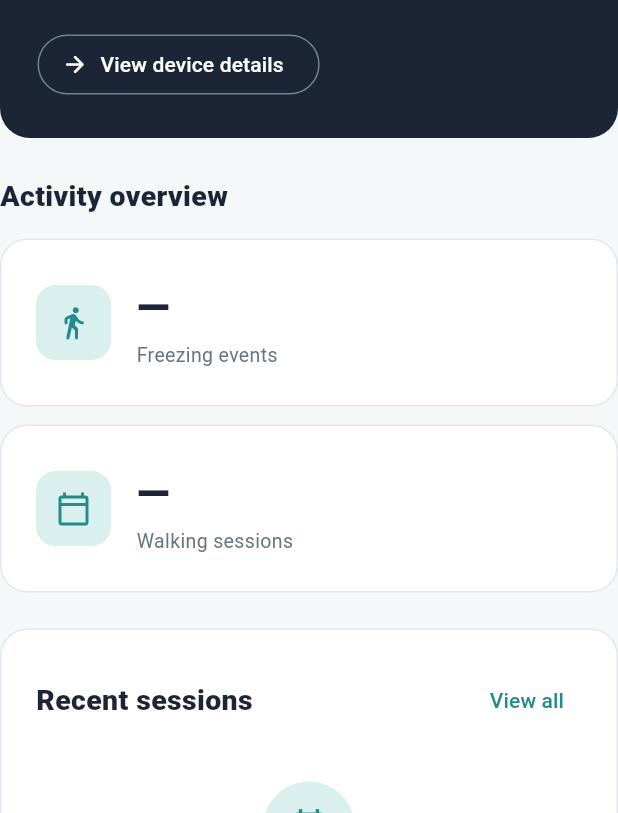
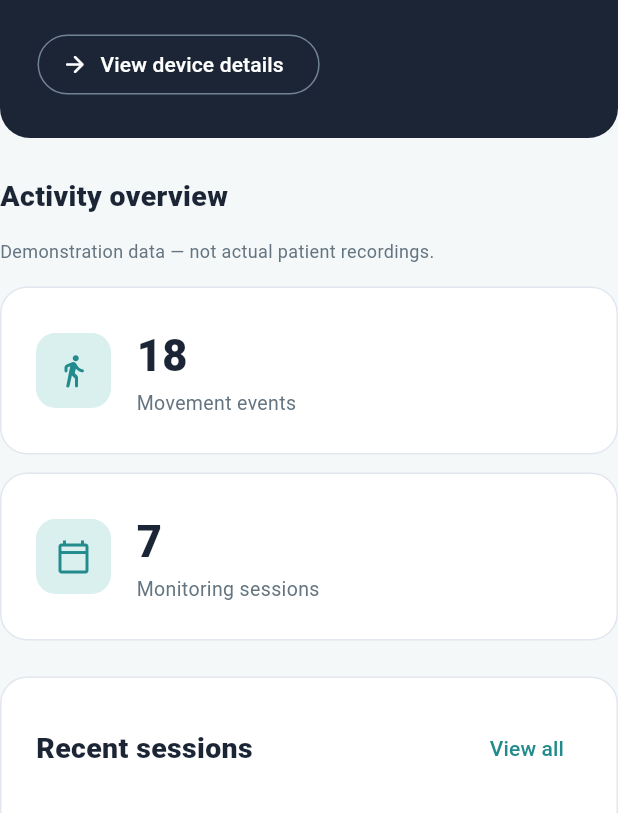
Before and after one commit to aaminaabatool18/Gaitsense, a Flutter app: the _OverviewPage widget shown alone on an empty page, opened directly with empty values, on a phone screen of 412 x 824 dp, the part 423-1236 px from its top. Run offline on Flutter 3.47's test engine with Material 3 defaults, Android fonts, the phone set to English and light mode, and no system bars; our stand-ins replace cloud_firestore, firebase_auth, firebase_core; accounts and stored records are empty.

Commit message:
Implement patient dashboard and session history

```diff
--- /dev/null
+++ b/software/lib/models/monitoring_session.dart
@@ -0,0 +1,32 @@
+
+class MonitoringSession {
+  final String id;
+  final DateTime startTime;
+  final DateTime endTime;
+  final int movementEventCount;
+  final bool isSimulated;
+
+  const MonitoringSession({
+    required this.id,
+    required this.startTime,
+    required this.endTime,
+    required this.movementEventCount,
+    required this.isSimulated,
+  });
+
+  Duration get duration {
+    return endTime.difference(startTime);
+  }
+
+  String get formattedDuration {
+    final hours = duration.inHours;
+    final minutes = duration.inMinutes.remainder(60);
+    final seconds = duration.inSeconds.remainder(60);
+
+    if (hours > 0) {
+      return '${hours}h ${minutes}m';
+    }
+
+    return '${minutes}m ${seconds}s';
+  }
+}
--- a/software/lib/screens/patient_home_screen.dart
+++ b/software/lib/screens/patient_home_screen.dart
@@ -1,5 +1,7 @@
 import 'package:cloud_firestore/cloud_firestore.dart';
 import 'package:firebase_auth/firebase_auth.dart';
+import '../services/monitoring_service.dart';
+import '../models/monitoring_session.dart';
 import 'package:flutter/material.dart';
 
 import '../theme/app_theme.dart';
@@ -14,6 +16,8 @@ class PatientHomeScreen extends StatefulWidget {
 class _PatientHomeScreenState extends State<PatientHomeScreen> {
   int _selectedIndex = 0;
   late final Future<Map<String, dynamic>?> _profileFuture;
+
+  final MonitoringService _monitoringService = MonitoringService();
 
   static const _titles = ['Overview', 'Sessions', 'Device', 'Profile'];
 
@@ -154,6 +158,7 @@ class _PatientHomeScreenState extends State<PatientHomeScreen> {
       case 0:
         return _OverviewPage(
           name: name,
+          monitoringService: _monitoringService,
           onOpenSessions: () {
             setState(() => _selectedIndex = 1);
           },
@@ -162,7 +167,7 @@ class _PatientHomeScreenState extends State<PatientHomeScreen> {
           },
         );
       case 1:
-        return const _SessionsPage();
+        return _SessionsPage(monitoringService: _monitoringService);
       case 2:
         return const _DevicePage();
       case 3:
@@ -417,11 +422,13 @@ class _TopBar extends StatelessWidget {
 
 class _OverviewPage extends StatelessWidget {
   final String name;
+  final MonitoringService monitoringService;
   final VoidCallback onOpenSessions;
   final VoidCallback onOpenDevice;
 
   const _OverviewPage({
     required this.name,
+    required this.monitoringService,
     required this.onOpenSessions,
     required this.onOpenDevice,
   });
@@ -453,47 +460,42 @@ class _OverviewPage extends StatelessWidget {
         const SizedBox(height: 24),
         const _SectionTitle('Activity overview'),
         const SizedBox(height: 14),
+        const Text(
+          'Demonstration data — not actual patient recordings.',
+          style: TextStyle(color: AppColors.textSecondary, fontSize: 12),
+        ),
+        const SizedBox(height: 14),
         LayoutBuilder(
           builder: (context, constraints) {
-            final twoColumns = constraints.maxWidth >= 570;
-
-            if (twoColumns) {
-              return const Row(
-                children: [
-                  Expanded(
-                    child: _MetricCard(
-                      title: 'Freezing events',
+            final eventsCard = _MetricCard(
+              title: 'Movement events',
+              value: monitoringService.totalMovementEvents.toString(),
               icon: Icons.directions_walk_rounded,
-                    ),
-                  ),
-                  SizedBox(width: 14),
-                  Expanded(
-                    child: _MetricCard(
-                      title: 'Walking sessions',
+            );
+            final sessionsCard = _MetricCard(
+              title: 'Monitoring sessions',
+              value: monitoringService.totalSessions.toString(),
               icon: Icons.calendar_today_outlined,
-                    ),
-                  ),
-                ],
             );
+            if (constraints.maxWidth >= 570) {
+              return Row(children: [
+                Expanded(child: eventsCard),
+                const SizedBox(width: 14),
+                Expanded(child: sessionsCard),
+              ]);
             }
-
-            return const Column(
-              children: [
-                _MetricCard(
-                  title: 'Freezing events',
-                  icon: Icons.directions_walk_rounded,
-                ),
-                SizedBox(height: 12),
-                _MetricCard(
-                  title: 'Walking sessions',
-                  icon: Icons.calendar_today_outlined,
-                ),
-              ],
-            );
+            return Column(children: [
+              eventsCard,
+              const SizedBox(height: 12),
+              sessionsCard,
+            ]);
           },
         ),
         const SizedBox(height: 24),
-        _RecentActivity(onOpenSessions: onOpenSessions),
+        _RecentActivity(
+          onOpenSessions: onOpenSessions,
+          monitoringService: monitoringService,
+        ),
       ],
     );
   }
@@ -570,9 +572,10 @@ class _DeviceHero extends StatelessWidget {
 
 class _MetricCard extends StatelessWidget {
   final String title;
+  final String value;
   final IconData icon;
 
-  const _MetricCard({required this.title, required this.icon});
+  const _MetricCard({required this.title, required this.value, required this.icon});
 
   @override
   Widget build(BuildContext context) {
@@ -592,9 +595,9 @@ class _MetricCard extends StatelessWidget {
             child: Column(
               crossAxisAlignment: CrossAxisAlignment.start,
               children: [
-                const Text(
-                  '—',
-                  style: TextStyle(
+                Text(
+                  value,
+                  style: const TextStyle(
                     fontSize: 29,
                     fontWeight: FontWeight.w800,
                     color: AppColors.midnight,
@@ -618,11 +621,16 @@ class _MetricCard extends StatelessWidget {
 
 class _RecentActivity extends StatelessWidget {
   final VoidCallback onOpenSessions;
+  final MonitoringService monitoringService;
 
-  const _RecentActivity({required this.onOpenSessions});
+  const _RecentActivity({
+    required this.onOpenSessions,
+    required this.monitoringService,
+  });
 
   @override
   Widget build(BuildContext context) {
+    final sessions = monitoringService.getRecentSessions();
     return _WhiteCard(
       child: Column(
         crossAxisAlignment: CrossAxisAlignment.start,
@@ -630,20 +638,17 @@ class _RecentActivity extends StatelessWidget {
           Row(
             children: [
               const Expanded(child: _SectionTitle('Recent sessions')),
-              TextButton(
-                onPressed: onOpenSessions,
-                child: const Text('View all'),
-              ),
+              TextButton(onPressed: onOpenSessions, child: const Text('View all')),
             ],
           ),
-          const SizedBox(height: 30),
+          if (sessions.isEmpty)
             const _EmptyState(
               icon: Icons.event_note_outlined,
               title: 'No sessions recorded',
-            description:
-                'Your walking sessions will appear here when monitoring data is available.',
-          ),
-          const SizedBox(height: 24),
+              description: 'Monitoring sessions will appear here.',
+            )
+          else
+            for (final session in sessions) _SessionTile(session: session),
         ],
       ),
     );
@@ -651,31 +656,102 @@ class _RecentActivity extends StatelessWidget {
 }
 
 class _SessionsPage extends StatelessWidget {
-  const _SessionsPage();
+  final MonitoringService monitoringService;
+
+  const _SessionsPage({required this.monitoringService});
 
   @override
   Widget build(BuildContext context) {
-    return const Column(
+    final sessions = monitoringService.getSessions();
+    return Column(
       crossAxisAlignment: CrossAxisAlignment.start,
       children: [
-        _Eyebrow('ACTIVITY HISTORY'),
-        SizedBox(height: 8),
-        _PageHeading(
-          title: 'Walking sessions',
-          subtitle: 'Review your recorded monitoring sessions.',
+        const _Eyebrow('ACTIVITY HISTORY'),
+        const SizedBox(height: 8),
+        const _PageHeading(
+          title: 'Monitoring sessions',
+          subtitle: 'Review your monitoring session history.',
         ),
-        SizedBox(height: 24),
+        const SizedBox(height: 12),
+        const Text('Demonstration data — not actual patient recordings.',
+          style: TextStyle(color: AppColors.textSecondary)),
+        const SizedBox(height: 24),
         _WhiteCard(
-          child: Padding(
-            padding: EdgeInsets.symmetric(vertical: 45),
-            child: _EmptyState(
+          child: sessions.isEmpty
+              ? const _EmptyState(
                   icon: Icons.history_rounded,
                   title: 'No sessions available',
-              description:
-                  'Recorded sessions will appear here once your wearable begins sending data.',
+                  description: 'Monitoring sessions will appear here.',
+                )
+              : Column(children: [
+                  for (final session in sessions) _SessionTile(session: session),
+                ]),
+        ),
+      ],
+    );
+  }
+}
+
+class _SessionTile extends StatelessWidget {
+  final MonitoringSession session;
+
+  const _SessionTile({required this.session});
+
+  String _dateTime(BuildContext context, DateTime value) {
+    final local = value.toLocal();
+    final strings = MaterialLocalizations.of(context);
+    return '${strings.formatMediumDate(local)} · ${strings.formatTimeOfDay(TimeOfDay.fromDateTime(local))}';
+  }
+
+  void _showDetails(BuildContext context) {
+    showDialog<void>(
+      context: context,
+      builder: (context) => AlertDialog(
+        title: const Text('Session details'),
+        content: SingleChildScrollView(
+          child: Column(
+            mainAxisSize: MainAxisSize.min,
+            crossAxisAlignment: CrossAxisAlignment.start,
+            children: [
+              if (session.isSimulated)
+                const Text('Simulated session — not a patient recording.'),
+              const SizedBox(height: 16),
+              Text('Session ID: ${session.id}'),
+              const SizedBox(height: 12),
+              Text('Started: ${_dateTime(context, session.startTime)}'),
+              const SizedBox(height: 12),
+              Text('Ended: ${_dateTime(context, session.endTime)}'),
+              const SizedBox(height: 12),
+              Text('Duration: ${session.formattedDuration}'),
+              const SizedBox(height: 12),
+              Text('Movement events: ${session.movementEventCount}'),
+            ],
           ),
         ),
+        actions: [
+          TextButton(onPressed: () => Navigator.of(context).pop(),
+            child: const Text('Close')),
+        ],
       ),
+    );
+  }
+
+  @override
+  Widget build(BuildContext context) {
+    return Column(
+      children: [
+        ListTile(
+          contentPadding: EdgeInsets.zero,
+          leading: const Icon(Icons.directions_walk_rounded, color: AppColors.teal),
+          title: Text(_dateTime(context, session.startTime)),
+          subtitle: Text(
+            '${session.formattedDuration} · ${session.movementEventCount} movement events'
+            '${session.isSimulated ? ' · Simulated' : ''}',
+          ),
+          trailing: const Icon(Icons.chevron_right_rounded),
+          onTap: () => _showDetails(context),
+        ),
+        const Divider(height: 1),
       ],
     );
   }
--- /dev/null
+++ b/software/lib/services/monitoring_service.dart
@@ -0,0 +1,66 @@
+
+import '../models/monitoring_session.dart';
+
+class MonitoringService {
+  final List<MonitoringSession> _sessions = [];
+
+  MonitoringService() {
+    _generateSimulatedSessions();
+  }
+
+  void _generateSimulatedSessions() {
+    final now = DateTime.now();
+
+    final durations = [25, 18, 32, 15, 28, 22, 35];
+    final eventCounts = [3, 1, 4, 0, 2, 3, 5];
+
+    for (int i = 0; i < 7; i++) {
+      final endTime = now.subtract(
+        Duration(days: i, hours: 1),
+      );
+
+      final startTime = endTime.subtract(
+        Duration(minutes: durations[i]),
+      );
+
+      _sessions.add(
+        MonitoringSession(
+          id: 'demo_${i + 1}',
+          startTime: startTime,
+          endTime: endTime,
+          movementEventCount: eventCounts[i],
+          isSimulated: true,
+        ),
+      );
+    }
+  }
+
+  List<MonitoringSession> getSessions() {
+    return List.unmodifiable(_sessions);
+  }
+
+  int get totalSessions {
+    return _sessions.length;
+  }
+
+  int get totalMovementEvents {
+    return _sessions.fold<int>(
+      0,
+      (total, session) =>
+          total + session.movementEventCount,
+    );
+  }
+
+  Duration get totalMonitoringDuration {
+    return _sessions.fold<Duration>(
+      Duration.zero,
+      (total, session) => total + session.duration,
+    );
+  }
+
+  List<MonitoringSession> getRecentSessions({
+    int limit = 3,
+  }) {
+    return _sessions.take(limit).toList();
+  }
+}
```
Lines whose indentation alone changed are shown as unchanged.
